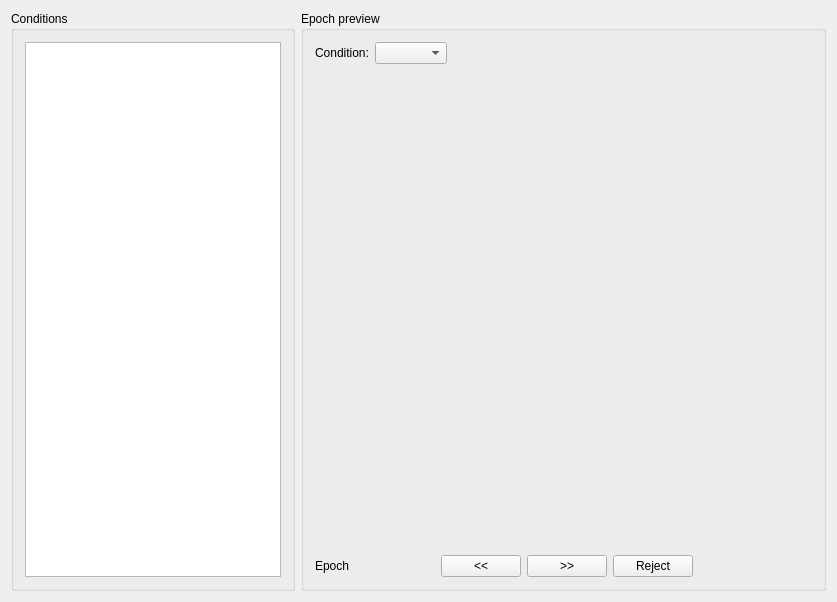
Before: the Qt Designer form src/AnyWave/Epoch/AwEpochVisuWidget.ui in HIP-infrastructure/anywave-code, drawn with Qt 5.
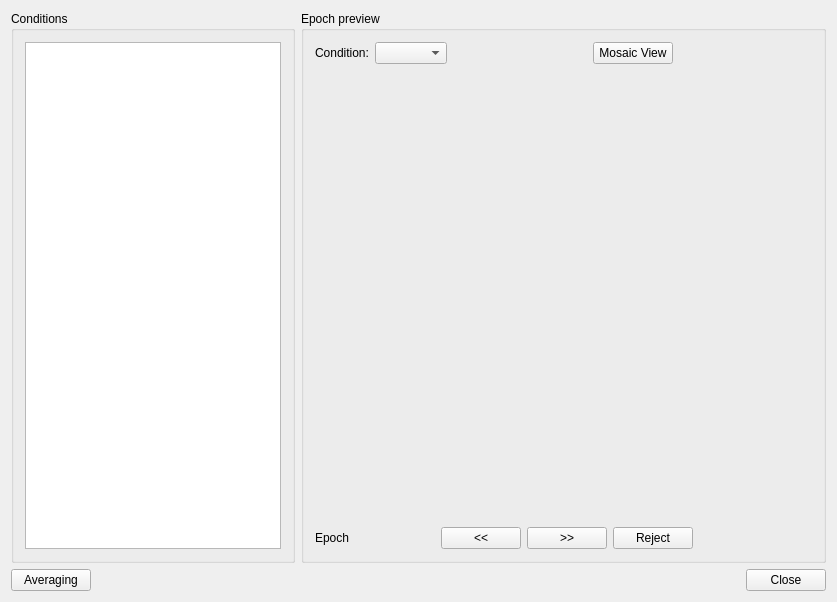
After: the same form once the commit is applied. Icons and pictures are not drawn.

The edit to the form file:
```diff
--- a/src/AnyWave/Epoch/AwEpochVisuWidget.ui
+++ b/src/AnyWave/Epoch/AwEpochVisuWidget.ui
@@ -73,6 +73,13 @@
             </property>
            </spacer>
           </item>
+          <item>
+           <widget class="QPushButton" name="pushButton_3">
+            <property name="text">
+             <string>Mosaic View</string>
+            </property>
+           </widget>
+          </item>
           <item>
            <spacer name="horizontalSpacer_3">
             <property name="orientation">
@@ -160,6 +167,37 @@
      </item>
     </layout>
    </item>
+   <item>
+    <layout class="QHBoxLayout" name="horizontalLayout_4">
+     <item>
+      <widget class="QPushButton" name="pushButton_2">
+       <property name="text">
+        <string>Averaging</string>
+       </property>
+      </widget>
+     </item>
+     <item>
+      <spacer name="horizontalSpacer_4">
+       <property name="orientation">
+        <enum>Qt::Horizontal</enum>
+       </property>
+       <property name="sizeHint" stdset="0">
+        <size>
+         <width>40</width>
+         <height>20</height>
+        </size>
+       </property>
+      </spacer>
+     </item>
+     <item>
+      <widget class="QPushButton" name="pushButton">
+       <property name="text">
+        <string>Close</string>
+       </property>
+      </widget>
+     </item>
+    </layout>
+   </item>
   </layout>
  </widget>
  <layoutdefault spacing="6" margin="11"/>
```
Left out of the diff: 55 changed lines with no effect on the pictures.
